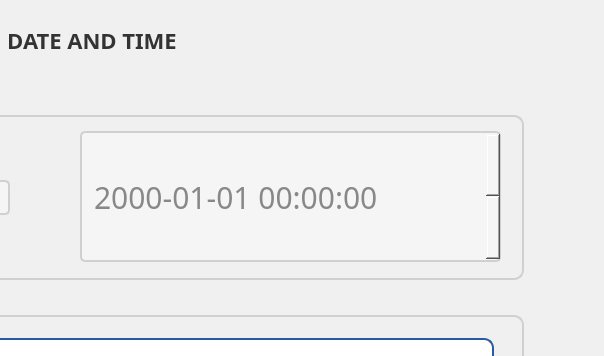
Before: the Qt Designer form ui/Settings/DateTimeSettingsViewWindow.ui in eguruno1/calth_reader, drawn with Qt 5; both pictures show x 420 to 1024 and y 0 to 356 of the 1024 by 600 pixel window.
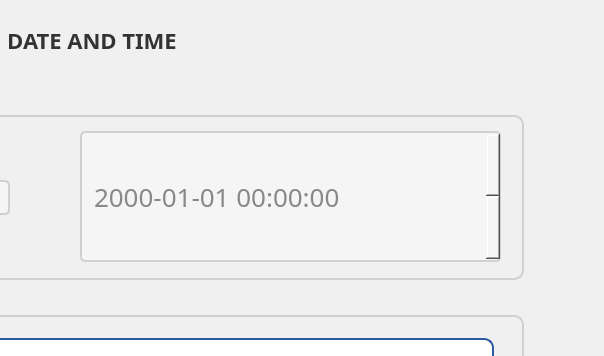
After: the same form once the commit is applied.

Commit message: DateTime 스타일 적용

The edit to the form file:
```diff
--- a/ui/Settings/DateTimeSettingsViewWindow.ui
+++ b/ui/Settings/DateTimeSettingsViewWindow.ui
@@ -358,12 +358,12 @@
      <property name="font">
       <font>
        <family>Pretendard</family>
-       <pointsize>30</pointsize>
+       <pointsize>26</pointsize>
       </font>
      </property>
      <property name="styleSheet">
       <string notr="true">QDateTimeEdit {
-    font-size: 30px;
+    font-size: 26px;
     border: 2px solid #d0d0d0;
     border-radius: 5px;
     padding: 5px 10px;
```
The commit also changes 1 other file.
